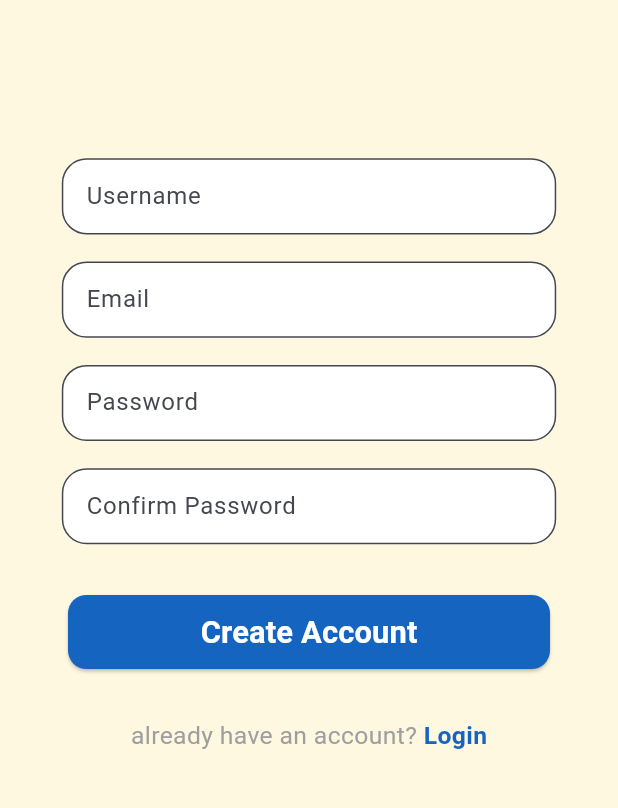
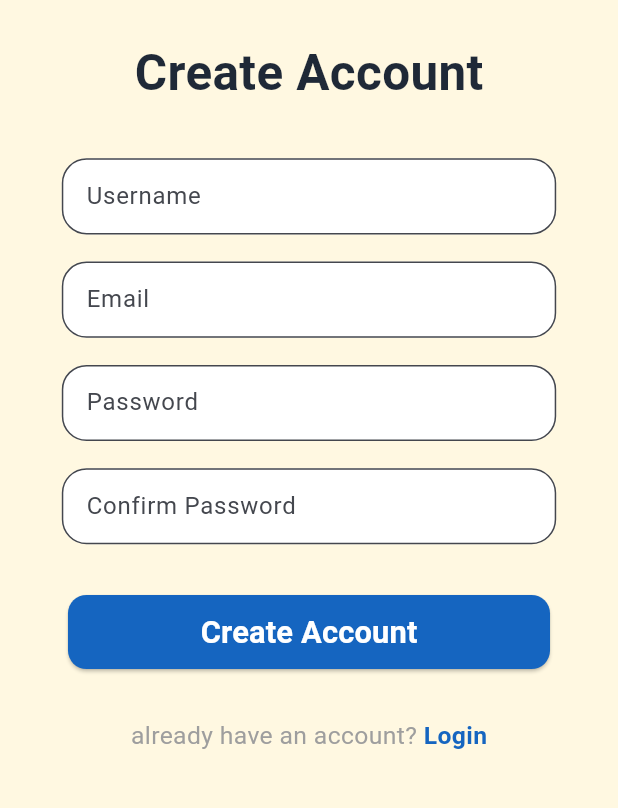
Before and after one commit to NielPajemolin/OngdiSphere, a Flutter app: the screen it shows after launch, after a tap on "Sign Up", on a phone screen of 412 x 824 dp, the part 346-1154 px from its top. Run offline on Flutter 3.47's test engine with Material 3 defaults, Android fonts, the phone set to English and light mode, and no system bars; our stand-ins replace cloud_firestore, firebase_auth, firebase_core, flutter_bloc, shared_preferences; accounts and stored records are empty.

Commit message:
fix text color

```diff
--- a/lib/login/signup_page.dart
+++ b/lib/login/signup_page.dart
@@ -93,7 +93,7 @@ class _SignupPageState extends State<SignupPage> {
                 Text(
                   "Create Account",
                   style: TextStyle(
-                    color: colors.primaryText,
+                    color: colors.tertiaryText,
                     fontSize: screenWidth * 0.08,
                     fontWeight: FontWeight.bold,
                   ),
```
